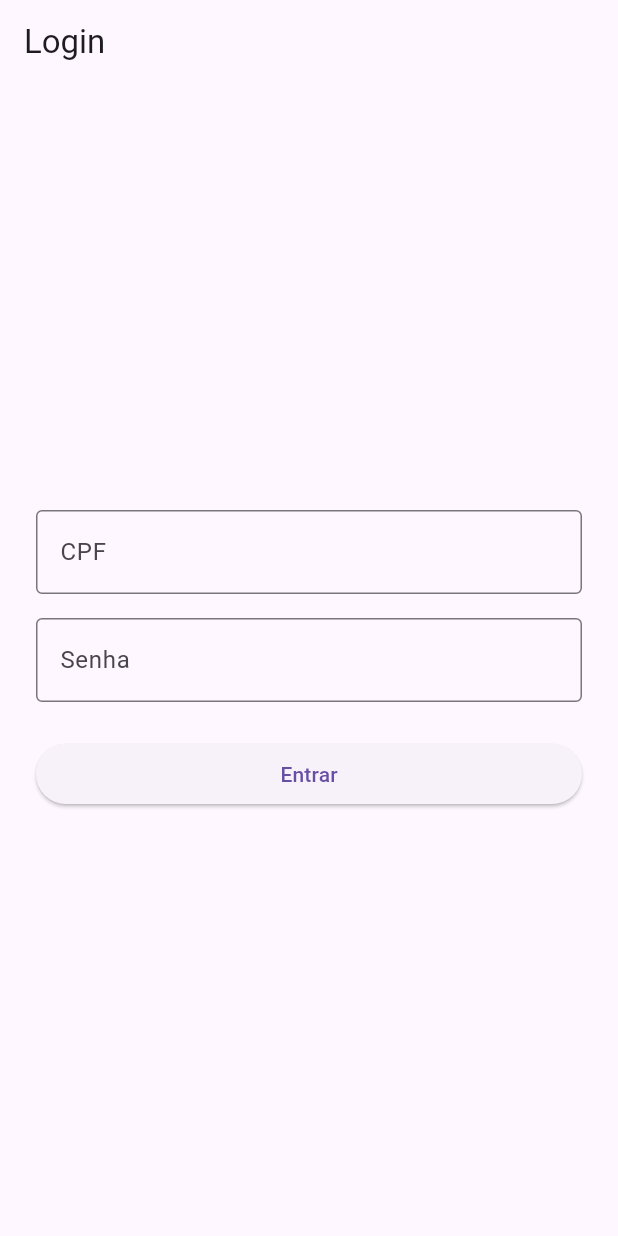
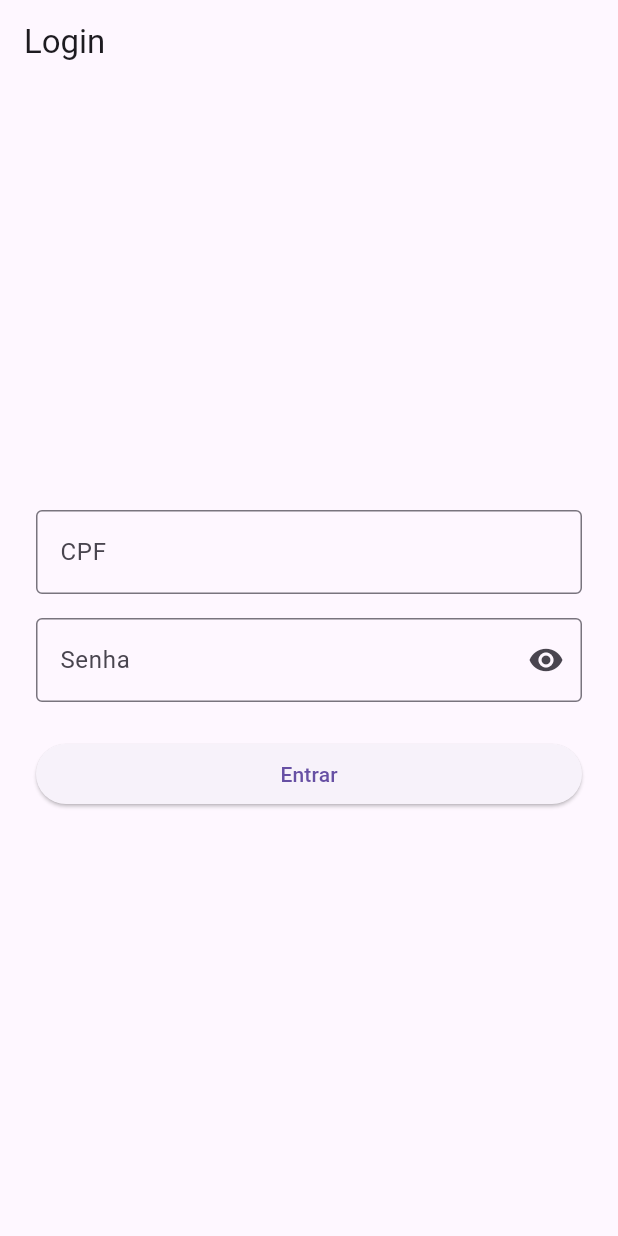
Before and after one commit to MateusKasuya/flutter_mobile_dev, a Flutter app: the screen it shows after launch, on a phone screen of 412 x 824 dp. Run offline on Flutter 3.47's test engine with Material 3 defaults, Android fonts, the phone set to English and light mode, and no system bars; our stand-ins replace mask_text_input_formatter.

Commit message:
feat: toggle de visibilidade da senha

```diff
--- a/lib/screens/login_screen.dart
+++ b/lib/screens/login_screen.dart
@@ -20,6 +20,7 @@ class _LoginScreenState extends State<LoginScreen> {
   final _formKey = GlobalKey<FormState>();
 
   bool _isLoading = false;
+  bool _obscurePassword = true;
   String? _errorMessage;
 
   @override
@@ -88,10 +89,19 @@ class _LoginScreenState extends State<LoginScreen> {
               const SizedBox(height: 16),
               TextFormField(
                 controller: _passwordController,
-                obscureText: true,
-                decoration: const InputDecoration(
+                obscureText: _obscurePassword,
+                decoration: InputDecoration(
                   labelText: 'Senha',
-                  border: OutlineInputBorder(),
+                  border: const OutlineInputBorder(),
+                  suffixIcon: IconButton(
+                    icon: Icon(
+                      _obscurePassword
+                          ? Icons.visibility
+                          : Icons.visibility_off,
+                    ),
+                    onPressed: () =>
+                        setState(() => _obscurePassword = !_obscurePassword),
+                  ),
                 ),
                 validator: (value) {
                   if (value == null || value.isEmpty) return 'Informe a senha';
```
